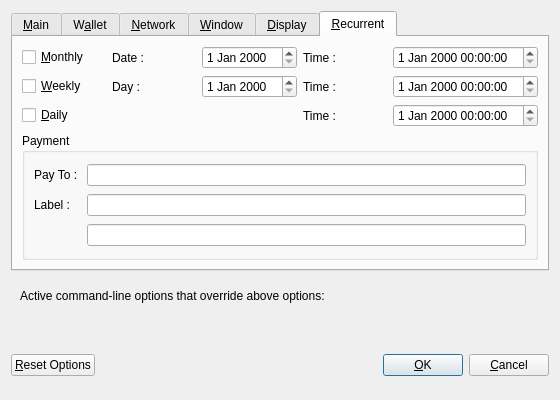
The window that src/qt/forms/optionsdialog.ui (dogecoin/dogecoin) describes before a commit, drawn with Qt 5.
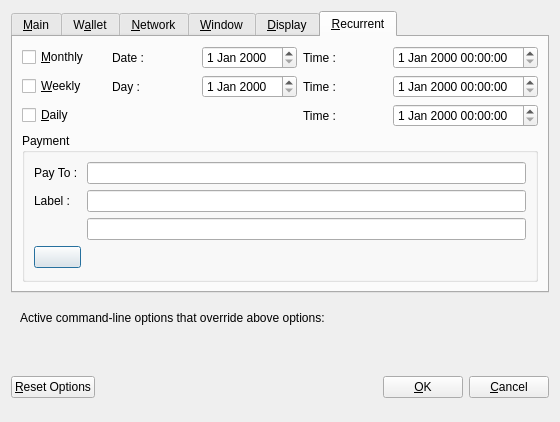
The same window after the commit. The open tabs and pages were chosen to show the change. Custom widgets are drawn as their Qt base class.

Commit message: Changelog : [x] recurrent payment for daily, weekly & monthly

The edit to the form file:
```diff
--- a/src/qt/forms/optionsdialog.ui
+++ b/src/qt/forms/optionsdialog.ui
@@ -623,7 +623,7 @@
             <string>Payment</string>
            </property>
             
-            <layout class="QGridLayout" name="recurrentGridLayout_2">
+            <layout class="QGridLayout" name="recurrentGridLayout_3">
               <!-- <item> -->
               <!-- <layout class="QHBoxLayout" name="recurrentHLayout_4"> -->
                 <item row="0" column="0">
@@ -670,6 +670,10 @@
               <!-- </layout>  -->
               <!-- </item> -->
 
+                <item row="3" column="0">
+                  <widget class="QPushButton" name="testButton"/>
+                </item>
+
             </layout>
 
           </widget>
```
The commit also changes 10 other files.
